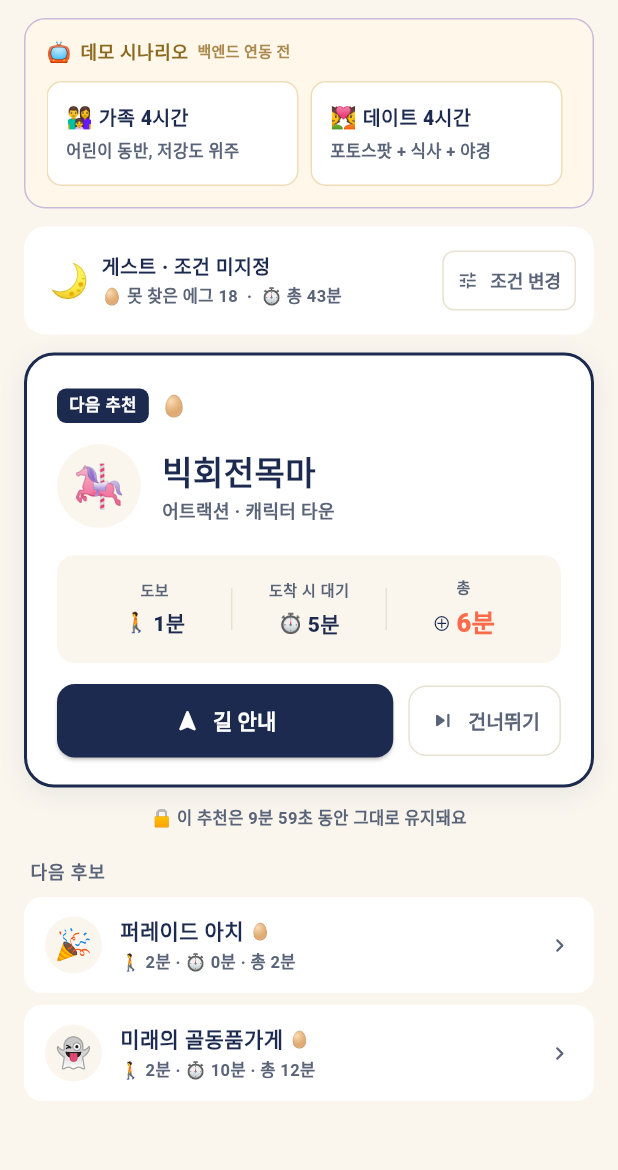
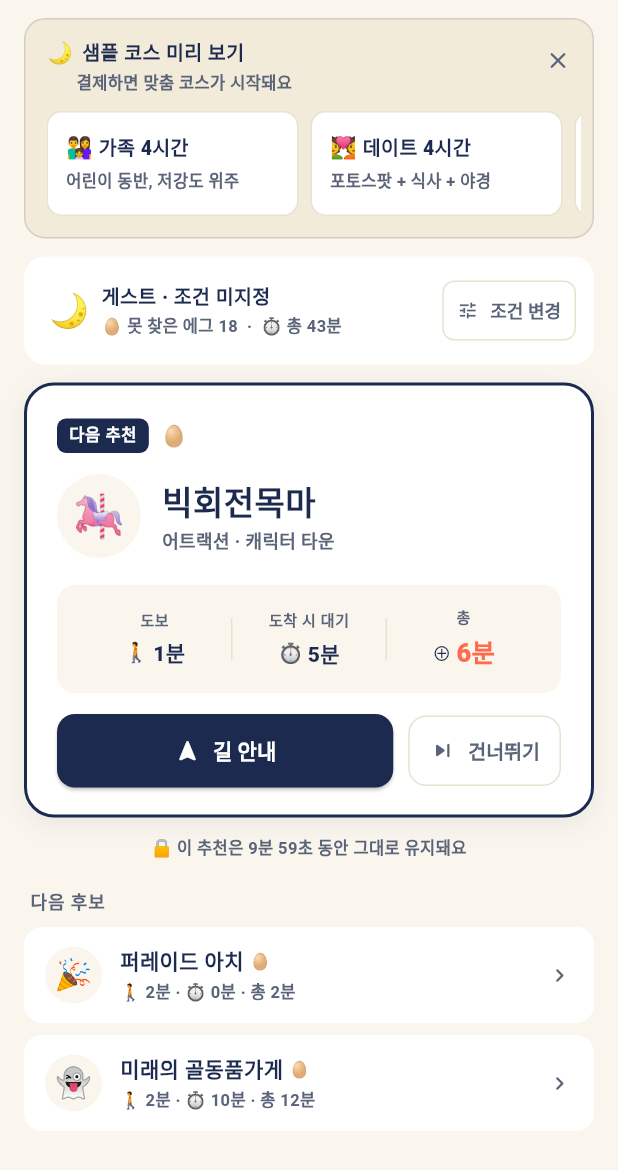
Before and after one commit to 202001381/retrace, a Flutter app: the MyLunaScreen screen opened directly, on a phone screen of 412 x 824 dp. Shown: the top 1170 px of the screen. Run offline on Flutter 3.47's test engine with Material 3 defaults, Android fonts, the phone set to English and light mode, and no system bars; our stand-ins replace cloud_firestore, firebase_core, flutter_map, geolocator, image_picker, latlong2 and 1 more; accounts and stored records are empty; Roboto replaces fonts that are missing (Pretendard).

Commit message:
P0 trio — demo picker copy, season tab width, mypage left header
작업 1 — 데모 시나리오 picker
- 사용자 노출 컨텍스트로 카피 재작성: '📺 데모 시나리오 / 백엔드 연동 전'
  → '🌙 샘플 코스 미리 보기 / 결제하면 맞춤 코스가 시작돼요'.
- [✕] dismiss 버튼 추가, SharedPreferences 'demo_picker_dismissed'
  키에 영구 저장 — 다음 진입 시 picker 자체 hide.
- 활성 chip 의 'Colors.white' → AppColors.textOnDark, 미활성 보더
  Color(0xFFEEDDB6) → AppColors.border, 카드 bg Color(0xFFFFF8EA) →
  AppColors.cardElevated 로 토큰 정리.

작업 2 — Archive 시즌 segmented 균등 가드
- 구조상 이미 Expanded 로 균등이지만 글자수 차이('봄' 1 vs '여름' 2)
  + letterSpacing 으로 미세 변형 가능성 → 명시적 SizedBox(height: 36)
  + Text.maxLines:1 + letterSpacing 1.5 → 1.0 으로 차단.
- GestureDetector behavior 를 HitTestBehavior.opaque 로 명시해
  비활성 세그먼트 전체 영역이 탭 가능하도록 보장.

작업 3 — 마이페이지 헤더 좌측 정렬
- 5개 mypage AppBar 에 centerTitle: false 명시 — iOS 기본 중앙 정렬
  대신 다른 화면(홈/맵/마이루나/Archive 의 커스텀 헤더 좌측 정렬)과
  일관 맞춤. (mypage / notification_settings / location_settings /
  app_info / marketing_consent_modal)

Widget test: 4개 시즌 탭의 GestureDetector 렌더 박스 너비가 ±0.5px
이내로 동일한지 검증.

```diff
--- a/lib/screens/myluna/myluna_screen.dart
+++ b/lib/screens/myluna/myluna_screen.dart
@@ -5,6 +5,7 @@ import 'package:flutter/material.dart';
 import 'package:flutter/services.dart';
 import 'package:geolocator/geolocator.dart';
 import 'package:latlong2/latlong.dart';
+import 'package:shared_preferences/shared_preferences.dart';
 
 import '../../core/theme/app_colors.dart';
 
@@ -58,13 +59,31 @@ class _MyLunaScreenState extends State<MyLunaScreen> {
   // 데모 시나리오 (백엔드 연동 전 한정) — null = 기본 추천 로직.
   DemoScenario? _activeScenario;
 
+  // 데모 picker 영구 dismiss 상태. 한 번 닫으면 다시 안 보임.
+  static const String _kDemoDismissedKey = 'demo_picker_dismissed';
+  bool _demoDismissed = false;
+
   @override
   void initState() {
     super.initState();
     _bootstrap();
+    _loadDemoDismissed();
     _windowTicker = Timer.periodic(const Duration(seconds: 30), (_) {
       if (mounted) setState(() {}); // 만료 시점 UI 갱신용
     });
+  }
+
+  Future<void> _loadDemoDismissed() async {
+    final prefs = await SharedPreferences.getInstance();
+    if (!mounted) return;
+    setState(() => _demoDismissed = prefs.getBool(_kDemoDismissedKey) ?? false);
+  }
+
+  Future<void> _dismissDemo() async {
+    HapticFeedback.selectionClick();
+    setState(() => _demoDismissed = true);
+    final prefs = await SharedPreferences.getInstance();
+    await prefs.setBool(_kDemoDismissedKey, true);
   }
 
   @override
@@ -290,12 +309,15 @@ class _MyLunaScreenState extends State<MyLunaScreen> {
                 child: ListView(
                   padding: const EdgeInsets.fromLTRB(16, 12, 16, 24),
                   children: [
-                    // 백엔드 연동 전 — 손수 큐레이션한 4시간 코스 데모.
+                    // 백엔드 연동 전 — 사용자가 미리 보는 샘플 코스.
+                    if (!_demoDismissed) ...[
                       _DemoScenarioPicker(
                         active: _activeScenario,
                         onSelect: _selectScenario,
+                        onDismiss: _dismissDemo,
                       ),
                       const SizedBox(height: 12),
+                    ],
                     _MetaHeader(
                       surveyLabel: _surveyLabel,
                       missingEggs: _missingEggCount,
@@ -879,55 +901,90 @@ class _ErrorBlock extends StatelessWidget {
 class _DemoScenarioPicker extends StatelessWidget {
   final DemoScenario? active;
   final ValueChanged<DemoScenario?> onSelect;
-  const _DemoScenarioPicker({required this.active, required this.onSelect});
+  final VoidCallback onDismiss;
+  const _DemoScenarioPicker({
+    required this.active,
+    required this.onSelect,
+    required this.onDismiss,
+  });
 
   @override
   Widget build(BuildContext context) {
     return Container(
-      padding: const EdgeInsets.fromLTRB(14, 12, 14, 14),
+      padding: const EdgeInsets.fromLTRB(14, 12, 8, 14),
       decoration: BoxDecoration(
-        color: const Color(0xFFFFF8EA),
+        color: AppColors.cardElevated,
         borderRadius: BorderRadius.circular(14),
-        border: Border.all(color: AppColors.discoveryPurple.withValues(alpha: 0.4)),
+        border: Border.all(color: AppColors.lunaNavy.withValues(alpha: 0.15)),
       ),
       child: Column(
         crossAxisAlignment: CrossAxisAlignment.start,
         children: [
           Row(
+            crossAxisAlignment: CrossAxisAlignment.start,
             children: [
-              const Text('📺',
-                  style: TextStyle(fontSize: 13)),
+              Expanded(
+                child: Column(
+                  crossAxisAlignment: CrossAxisAlignment.start,
+                  children: [
+                    Row(
+                      children: [
+                        const Text('🌙', style: TextStyle(fontSize: 14)),
                         const SizedBox(width: 6),
-              const Text('데모 시나리오',
+                        const Text(
+                          '샘플 코스 미리 보기',
                           style: TextStyle(
-                    fontSize: 12,
-                    color: Color(0xFF8A6A1F),
+                            fontSize: 13,
+                            color: AppColors.textPrimary,
                             fontWeight: FontWeight.w900,
-                    letterSpacing: 0.4,
-                  )),
-              const SizedBox(width: 6),
-              const Text('백엔드 연동 전',
-                  style: TextStyle(
-                    fontSize: 10,
-                    color: Color(0xFFAA8A4F),
-                    fontWeight: FontWeight.w700,
-                  )),
-              const Spacer(),
-              if (active != null)
-                GestureDetector(
-                  onTap: () => onSelect(null),
-                  child: const Padding(
-                    padding: EdgeInsets.symmetric(vertical: 4, horizontal: 4),
-                    child: Text('기본으로',
-                        style: TextStyle(
-                          fontSize: 11,
-                          color: Color(0xFF8A6A1F),
-                          fontWeight: FontWeight.w800,
-                          decoration: TextDecoration.underline,
-                        )),
                           ),
                         ),
                       ],
+                    ),
+                    const SizedBox(height: 2),
+                    const Padding(
+                      padding: EdgeInsets.only(left: 20),
+                      child: Text(
+                        '결제하면 맞춤 코스가 시작돼요',
+                        style: TextStyle(
+                          fontSize: 11,
+                          color: AppColors.textSecondary,
+                          fontWeight: FontWeight.w600,
+                        ),
+                      ),
+                    ),
+                  ],
+                ),
+              ),
+              GestureDetector(
+                onTap: onDismiss,
+                behavior: HitTestBehavior.opaque,
+                child: const Padding(
+                  padding: EdgeInsets.all(6),
+                  child: Icon(
+                    Icons.close_rounded,
+                    size: 18,
+                    color: AppColors.textSecondary,
+                  ),
+                ),
+              ),
+            ],
+          ),
+          if (active != null)
+            Padding(
+              padding: const EdgeInsets.only(left: 20, top: 4, right: 6),
+              child: GestureDetector(
+                onTap: () => onSelect(null),
+                child: const Text(
+                  '샘플 그만 보기',
+                  style: TextStyle(
+                    fontSize: 11,
+                    color: AppColors.lunaNavy,
+                    fontWeight: FontWeight.w800,
+                    decoration: TextDecoration.underline,
+                  ),
+                ),
+              ),
             ),
           const SizedBox(height: 10),
           SizedBox(
@@ -948,12 +1005,12 @@ class _DemoScenarioPicker extends StatelessWidget {
                     decoration: BoxDecoration(
                       color: isActive
                           ? AppColors.lunaNavy
-                          : Colors.white,
+                          : AppColors.cardWhite,
                       borderRadius: BorderRadius.circular(10),
                       border: Border.all(
                         color: isActive
                             ? AppColors.lunaNavy
-                            : const Color(0xFFEEDDB6),
+                            : AppColors.border,
                       ),
                     ),
                     child: Column(
@@ -970,7 +1027,7 @@ class _DemoScenarioPicker extends StatelessWidget {
                                   fontSize: 13,
                                   fontWeight: FontWeight.w900,
                                   color: isActive
-                                      ? Colors.white
+                                      ? AppColors.textOnDark
                                       : AppColors.textPrimary,
                                 )),
                           ],
@@ -983,7 +1040,7 @@ class _DemoScenarioPicker extends StatelessWidget {
                               fontSize: 11,
                               fontWeight: FontWeight.w600,
                               color: isActive
-                                  ? Colors.white.withValues(alpha: 0.85)
+                                  ? AppColors.textOnDark.withValues(alpha: 0.85)
                                   : AppColors.textSecondary,
                             )),
                       ],
--- a/lib/screens/mypage/app_info_screen.dart
+++ b/lib/screens/mypage/app_info_screen.dart
@@ -18,6 +18,7 @@ class AppInfoScreen extends StatelessWidget {
             style: TextStyle(fontWeight: FontWeight.w900)),
         backgroundColor: AppColors.cardWhite,
         elevation: 0.5,
+        centerTitle: false,
         foregroundColor: AppColors.textPrimary,
       ),
       body: ListView(
--- a/lib/screens/mypage/location_settings_screen.dart
+++ b/lib/screens/mypage/location_settings_screen.dart
@@ -98,6 +98,7 @@ class _LocationSettingsScreenState extends State<LocationSettingsScreen>
             style: TextStyle(fontWeight: FontWeight.w900)),
         backgroundColor: AppColors.cardWhite,
         elevation: 0.5,
+        centerTitle: false,
         foregroundColor: AppColors.textPrimary,
       ),
       body: _loading
--- a/lib/screens/mypage/marketing_consent_modal.dart
+++ b/lib/screens/mypage/marketing_consent_modal.dart
@@ -19,6 +19,7 @@ class MarketingConsentModal extends StatelessWidget {
             style: TextStyle(fontWeight: FontWeight.w900)),
         backgroundColor: AppColors.cardWhite,
         elevation: 0.5,
+        centerTitle: false,
         foregroundColor: AppColors.textPrimary,
         leading: IconButton(
           icon: const Icon(Icons.close),
--- a/lib/screens/mypage/mypage_screen.dart
+++ b/lib/screens/mypage/mypage_screen.dart
@@ -69,6 +69,7 @@ class _MypageScreenState extends State<MypageScreen> {
             style: TextStyle(fontWeight: FontWeight.w900)),
         backgroundColor: AppColors.cardWhite,
         elevation: 0.5,
+        centerTitle: false,
         foregroundColor: AppColors.textPrimary,
       ),
       body: ListView(
--- a/lib/screens/mypage/notification_settings_screen.dart
+++ b/lib/screens/mypage/notification_settings_screen.dart
@@ -88,6 +88,7 @@ class _NotificationSettingsScreenState
             style: TextStyle(fontWeight: FontWeight.w900)),
         backgroundColor: AppColors.cardWhite,
         elevation: 0.5,
+        centerTitle: false,
         foregroundColor: AppColors.textPrimary,
       ),
       body: ListView(
```
Also changed, not shown: lib/screens/archive_screen.dart (+10 -2 lines), 1 other file. Lines whose indentation alone changed are shown as unchanged.
